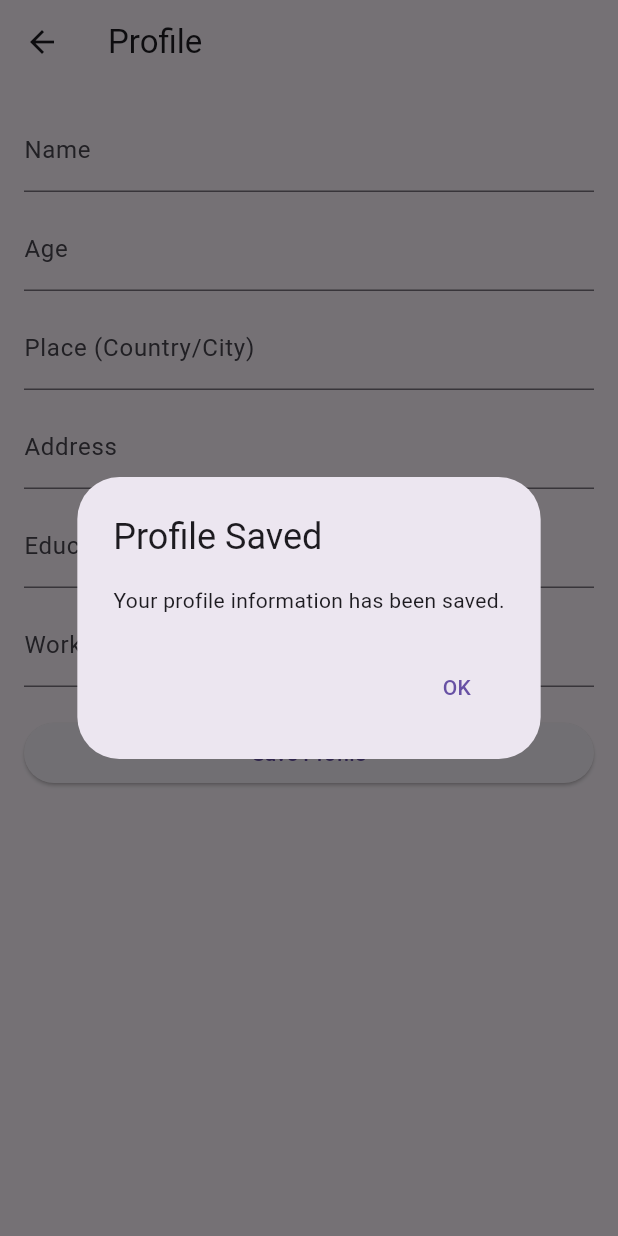
After one commit to saifeldein0/Motab3a, a Flutter app: the HomeScreen screen opened directly, item 3 of the bottom bar chosen, after a tap on "Save Profile", on a phone screen of 412 x 824 dp. The commit adds this screen. Run offline on Flutter 3.47's test engine with Material 2 defaults, Android fonts, the phone set to English and light mode, and no system bars; our stand-ins replace cloud_firestore, firebase_auth, firebase_core; accounts and stored records are empty.

Commit message:
cloud firestore + profile

```diff
--- a/lib/main.dart
+++ b/lib/main.dart
@@ -1,7 +1,7 @@
 import 'package:firebase_core/firebase_core.dart';
 import 'firebase_options.dart';
 import 'package:flutter/material.dart';
-import 'package:application/screens/Home_screen.dart';
+import 'package:application/screens/Login_screen.dart'; // Import the LoginScreen
 
 void main() async {
   WidgetsFlutterBinding.ensureInitialized();
@@ -14,25 +14,23 @@ void main() async {
 class MyApp extends StatelessWidget {
   const MyApp({super.key});
 
-  // This widget is the root of your application.
   @override
   Widget build(BuildContext context) {
     return MaterialApp(
       debugShowCheckedModeBanner: false,
-      title: 'flutter app',
+      title: 'Flutter App',
       theme: ThemeData(
-
-
+        // Your app's theme data
         useMaterial3: true,
       ),
-      home: const HomeScreen(),
+      // Change the home property to point to your LoginScreen
+      home: const LoginScreen(),
     );
   }
 }
 
 class MyHomePage extends StatefulWidget {
   const MyHomePage({super.key, required this.title});
-
 
   final String title;
 
@@ -45,25 +43,18 @@ class _MyHomePageState extends State<MyHomePage> {
 
   void _incrementCounter() {
     setState(() {
-
       _counter++;
     });
   }
 
   @override
   Widget build(BuildContext context) {
-
     return Scaffold(
       appBar: AppBar(
-
-
-
         title: Text(widget.title),
       ),
       body: Center(
-
         child: Column(
-
           mainAxisAlignment: MainAxisAlignment.center,
           children: <Widget>[
             const Text(
--- a/lib/screens/home_screen.dart
+++ b/lib/screens/home_screen.dart
@@ -10,6 +10,7 @@ import 'package:application/widgets/home_buttons.dart';
 import 'package:flutter/cupertino.dart';
 import 'package:flutter/material.dart';
 import 'login_screen.dart';
+import 'package:application/screens/profile_screen.dart';
 import 'hospital_map_screen.dart';
 import 'symptoms_and_complications_screen.dart';
 
@@ -44,6 +45,16 @@ class HomeScreen extends StatelessWidget {
                       icon: const Icon(Icons.place_outlined),
                       class_name: const HospitalMapScreen(),
                     ),
+                    // Profile Icon Button
+                    IconButton(
+                      icon: Icon(Icons.person_outline), // Customize the icon if needed
+                      onPressed: () {
+                        Navigator.push(
+                          context,
+                          MaterialPageRoute(builder: (context) => ProfileScreen()),
+                        );
+                      },
+                    ),
                   ],
                 ),
               ),
@@ -63,9 +74,10 @@ class HomeScreen extends StatelessWidget {
                       label: 'الاعراض الخطيرة',
                     ),
                     button(
-                        class_name: Diet(),
-                        label: 'الغذاء والتغذية',
-                        icon: Icon(Icons.food_bank_rounded)),
+                      class_name: Diet(),
+                      label: 'الغذاء والتغذية',
+                      icon: Icon(Icons.food_bank_rounded),
+                    ),
                   ],
                 ),
               ),
@@ -80,9 +92,10 @@ class HomeScreen extends StatelessWidget {
                       label: 'التدخين والكحوليات',
                     ),
                     button(
-                        class_name: Environment(),
-                        label: 'البيئة المحيطة',
-                        icon: Icon(Icons.home)),
+                      class_name: Environment(),
+                      label: 'البيئة المحيطة',
+                      icon: Icon(Icons.home),
+                    ),
                   ],
                 ),
               ),
--- /dev/null
+++ b/lib/screens/profile_screen.dart
@@ -0,0 +1,145 @@
+import 'package:flutter/material.dart';
+import 'package:firebase_auth/firebase_auth.dart';
+import 'package:cloud_firestore/cloud_firestore.dart';
+
+class ProfileScreen extends StatefulWidget {
+  const ProfileScreen({Key? key}) : super(key: key);
+
+  @override
+  _ProfileScreenState createState() => _ProfileScreenState();
+}
+
+class _ProfileScreenState extends State<ProfileScreen> {
+  final FirebaseAuth _auth = FirebaseAuth.instance;
+  final FirebaseFirestore _firestore = FirebaseFirestore.instance;
+  TextEditingController _nameController = TextEditingController();
+  TextEditingController _ageController = TextEditingController();
+  TextEditingController _placeController = TextEditingController();
+  TextEditingController _addressController = TextEditingController();
+  TextEditingController _educationLevelController = TextEditingController();
+  TextEditingController _workController = TextEditingController();
+  TextEditingController _numPregnanciesController = TextEditingController();
+  TextEditingController _numDeliveriesController = TextEditingController();
+  TextEditingController _lastDeliveryTypeController = TextEditingController();
+  TextEditingController _lastDeliveryTypeTypeController = TextEditingController();
+  TextEditingController _lastPeriodDateController = TextEditingController();
+  TextEditingController _weeksPregnantController = TextEditingController();
+  TextEditingController _complicationsController = TextEditingController();
+  TextEditingController _medicalHistoryController = TextEditingController();
+  TextEditingController _bmiController = TextEditingController();
+
+  void _saveProfile() async {
+    User? user = _auth.currentUser;
+    if (user != null) {
+      String userId = user.uid;
+      String name = _nameController.text;
+      String age = _ageController.text;
+      String place = _placeController.text;
+      String address = _addressController.text;
+      String educationLevel = _educationLevelController.text;
+      String work = _workController.text;
+      String numPregnancies = _numPregnanciesController.text;
+      String numDeliveries = _numDeliveriesController.text;
+      String lastDeliveryType = _lastDeliveryTypeController.text;
+      String lastDeliveryTypeType = _lastDeliveryTypeTypeController.text;
+      String lastPeriodDate = _lastPeriodDateController.text;
+      String weeksPregnant = _weeksPregnantController.text;
+      String complications = _complicationsController.text;
+      String medicalHistory = _medicalHistoryController.text;
+      String bmi = _bmiController.text;
+
+      // Save the user's profile data to Firestore
+      await _firestore.collection('users').doc(userId).set({
+        'name': name,
+        'age': age,
+        'place': place,
+        'address': address,
+        'education_level': educationLevel,
+        'work': work,
+        'num_pregnancies': numPregnancies,
+        'num_deliveries': numDeliveries,
+        'last_delivery_type': lastDeliveryType,
+        'last_delivery_type_type': lastDeliveryTypeType,
+        'last_period_date': lastPeriodDate,
+        'weeks_pregnant': weeksPregnant,
+        'complications': complications,
+        'medical_history': medicalHistory,
+        'bmi': bmi,
+      });
+
+      // Show a success message or navigate to the next screen
+      showDialog(
+        context: context,
+        builder: (BuildContext context) {
+          return AlertDialog(
+            title: Text('Profile Saved'),
+            content: Text('Your profile information has been saved.'),
+            actions: [
+              TextButton(
+                onPressed: () {
+                  Navigator.pop(context);
+                },
+                child: Text('OK'),
+              ),
+            ],
+          );
+        },
+      );
+    }
+  }
+
+  @override
+  Widget build(BuildContext context) {
+    return Scaffold(
+      appBar: AppBar(
+        title: Text('Profile'),
+      ),
+      body: Padding(
+        padding: const EdgeInsets.all(16.0),
+        child: SingleChildScrollView(
+          child: Column(
+            crossAxisAlignment: CrossAxisAlignment.stretch,
+            children: [
+              TextField(
+                controller: _nameController,
+                decoration: InputDecoration(labelText: 'Name'),
+              ),
+              SizedBox(height: 10),
+              TextField(
+                controller: _ageController,
+                keyboardType: TextInputType.number,
+                decoration: InputDecoration(labelText: 'Age'),
+              ),
+              SizedBox(height: 10),
+              TextField(
+                controller: _placeController,
+                decoration: InputDecoration(labelText: 'Place (Country/City)'),
+              ),
+              SizedBox(height: 10),
+              TextField(
+                controller: _addressController,
+                decoration: InputDecoration(labelText: 'Address'),
+              ),
+              SizedBox(height: 10),
+              TextField(
+                controller: _educationLevelController,
+                decoration: InputDecoration(labelText: 'Education Level'),
+              ),
+              SizedBox(height: 10),
+              TextField(
+                controller: _workController,
+                decoration: InputDecoration(labelText: 'Work'),
+              ),
+              SizedBox(height: 20),
+              // Add other fields for the second and third parts of the profile here
+              ElevatedButton(
+                onPressed: _saveProfile,
+                child: Text('Save Profile'),
+              ),
+            ],
+          ),
+        ),
+      ),
+    );
+  }
+}
--- a/pubspec.yaml
+++ b/pubspec.yaml
@@ -12,6 +12,7 @@ dependencies:
     sdk: flutter
   firebase_core: ^2.14.0
   firebase_auth: ^4.6.3
+  cloud_firestore: ^4.8.4
   cupertino_icons: ^1.0.5
   google_maps_flutter: ^2.3.1
   url_launcher: ^6.1.12
```
Also changed, not shown: pubspec.lock, 1 other file.
